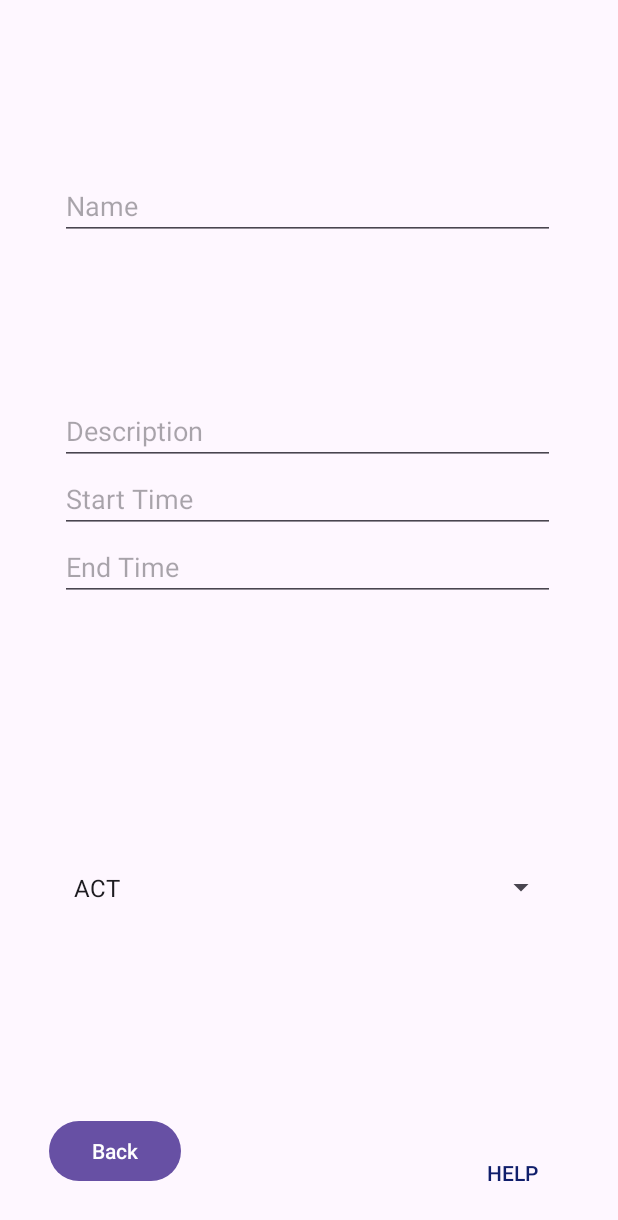
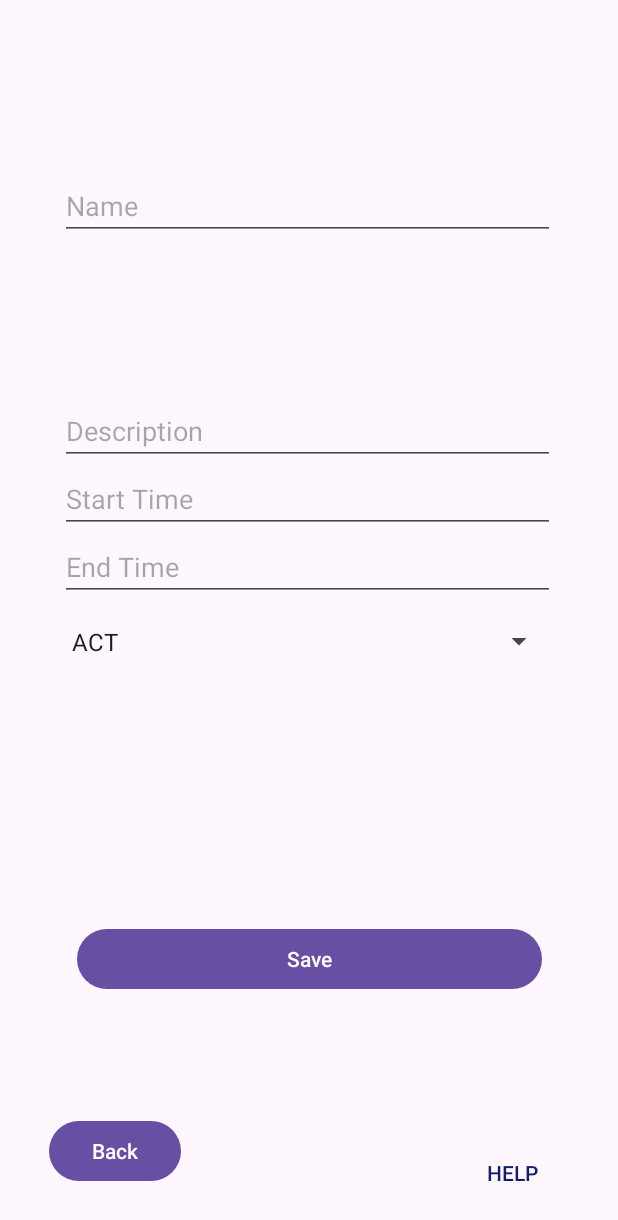
Before and after one commit to benjaminlutz23/java_android_web_app, an Android app: the SecondFragment screen opened through its navigation route, on a phone screen of 412 x 824 dp. Shown: the top 1220 px of the screen. Run offline under Robolectric (Android 15) with nearby library versions, the phone set to English and light mode, and no system bars.

```diff
--- a/apptbook-android/app/build.gradle
+++ b/apptbook-android/app/build.gradle
@@ -39,6 +39,8 @@ dependencies {
     implementation libs.navigation.fragment
     implementation libs.navigation.ui
     implementation libs.projects
+    implementation libs.gson
+
 
     testImplementation libs.junit
     androidTestImplementation libs.ext.junit
--- a/apptbook-android/app/src/main/java/edu/pdx/cs410J/benlutz/MainActivity.java
+++ b/apptbook-android/app/src/main/java/edu/pdx/cs410J/benlutz/MainActivity.java
@@ -18,21 +18,14 @@ import java.io.InputStreamReader;
 
 public class MainActivity extends AppCompatActivity {
 
-    private ActivityMainBinding binding;
-
     @Override
     protected void onCreate(Bundle savedInstanceState) {
         super.onCreate(savedInstanceState);
 
-        binding = ActivityMainBinding.inflate(getLayoutInflater());
+        edu.pdx.cs410J.benlutz.databinding.ActivityMainBinding binding = ActivityMainBinding.inflate(getLayoutInflater());
         setContentView(binding.getRoot());
 
-        // This line is removed or commented out since the toolbar is no longer in the layout
-        // setSupportActionBar(binding.toolbar);
-
         NavController navController = Navigation.findNavController(this, R.id.nav_host_fragment_content_main);
-        // If you are not using the AppBarConfiguration and NavigationUI with a toolbar,
-        // you might want to adjust or remove the related code.
 
         binding.fab.setOnClickListener(view -> {
             String readmeText = readReadmeText();
--- a/apptbook-android/app/src/main/res/layout/fragment_second.xml
+++ b/apptbook-android/app/src/main/res/layout/fragment_second.xml
@@ -70,6 +70,11 @@
             app:layout_constraintTop_toTopOf="parent"
             app:layout_constraintVertical_bias="0.403" />
 
+        <Spinner
+            android:id="@+id/timeZoneSpinner"
+            android:layout_width="match_parent"
+            android:layout_height="54dp" />
+
     </LinearLayout>
 
     <LinearLayout
@@ -101,6 +106,7 @@
         android:layout_height="150dp"
         android:layout_marginStart="10dp"
         android:layout_marginEnd="10dp"
+        android:gravity="center_vertical"
         android:orientation="vertical"
         app:layout_constraintBottom_toBottomOf="parent"
         app:layout_constraintEnd_toEndOf="parent"
@@ -108,10 +114,19 @@
         app:layout_constraintTop_toBottomOf="@+id/linearLayout2"
         app:layout_constraintVertical_bias="0.0">
 
-        <Spinner
-            android:id="@+id/timeZoneSpinner"
+        <Button
+            android:id="@+id/saveButton"
             android:layout_width="match_parent"
-            android:layout_height="54dp" />
+            android:layout_height="wrap_content"
+            android:insetLeft="10dp"
+            android:insetRight="10dp"
+            android:text="@string/save"
+            app:layout_constraintEnd_toEndOf="parent"
+            app:layout_constraintHorizontal_bias="0.5"
+            app:layout_constraintStart_toStartOf="parent"
+            app:layout_constraintTop_toBottomOf="@id/timeZoneSpinner"
+            app:layout_constraintVertical_bias="0.1" />
+
     </LinearLayout>
 
     <!-- Existing elements -->
--- a/apptbook-android/app/src/main/res/values/strings.xml
+++ b/apptbook-android/app/src/main/res/values/strings.xml
@@ -49,4 +49,5 @@
     <string name="description">Description</string>
     <string name="start_time">Start Time</string>
     <string name="end_time">End Time</string>
+    <string name="save">Save</string>
 </resources>
--- a/apptbook-android/gradle/libs.versions.toml
+++ b/apptbook-android/gradle/libs.versions.toml
@@ -1,5 +1,6 @@
 [versions]
 agp = "8.3.0"
+gson = "2.10.1"
 junit = "4.13.2"
 junitJupiterApi = "5.8.1"
 junitVersion = "1.1.5"
@@ -12,6 +13,7 @@ navigationUi = "2.7.7"
 projects = "2024.0.0"
 
 [libraries]
+gson = { module = "com.google.code.gson:gson", version.ref = "gson" }
 junit = { group = "junit", name = "junit", version.ref = "junit" }
 ext-junit = { group = "androidx.test.ext", name = "junit", version.ref = "junitVersion" }
 espresso-core = { group = "androidx.test.espresso", name = "espresso-core", version.ref = "espressoCore" }
```
Also changed, not shown: apptbook-android/app/src/main/java/edu/pdx/cs410J/benlutz/SecondFragment.java (+51 -13 lines).
